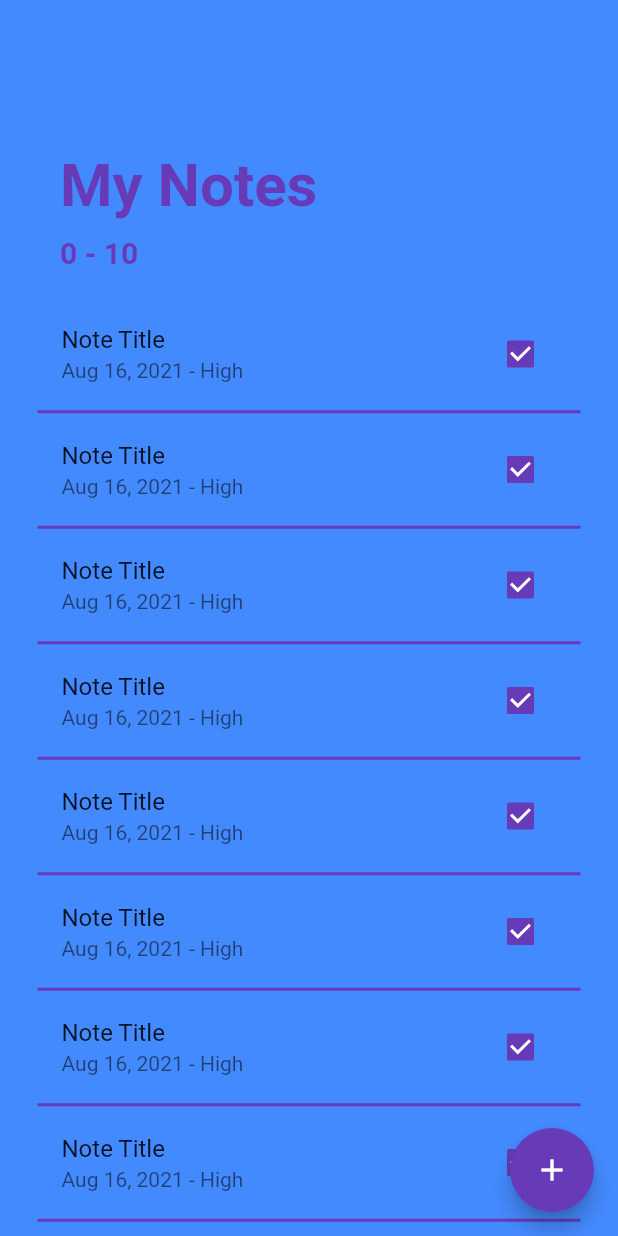
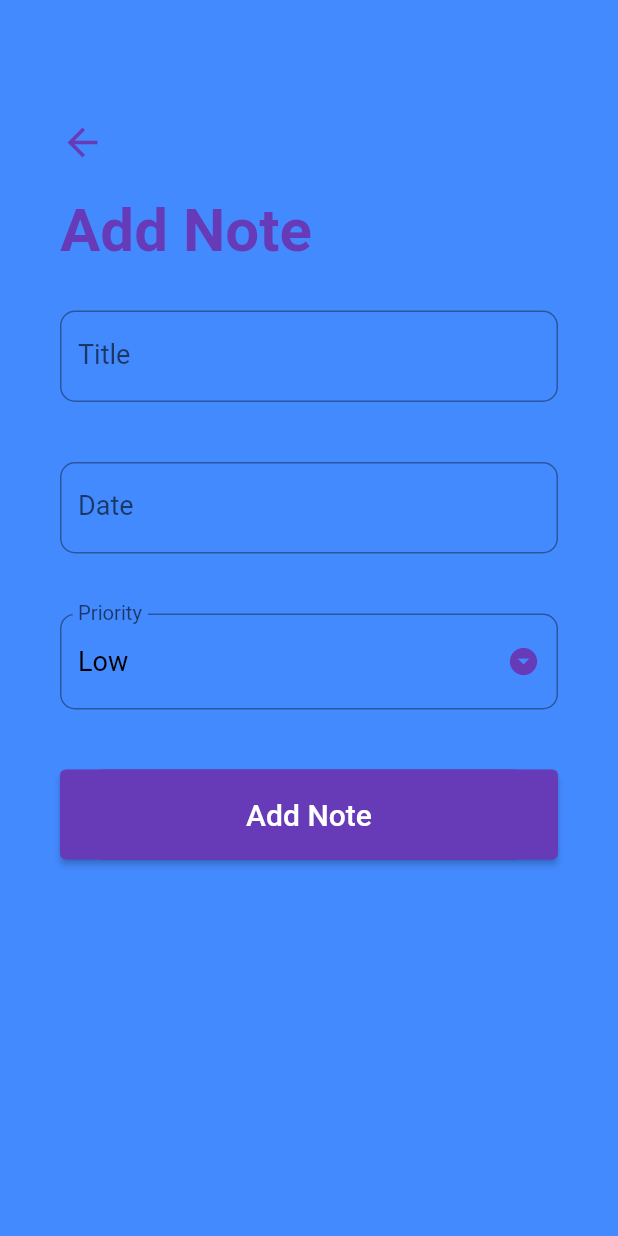
Before and after one commit to athoslabs/sqlite_todo, a Flutter app: the screen it shows after launch, after a tap on the "add" icon, on a phone screen of 412 x 824 dp. Run offline on Flutter 3.47's test engine with Material 2 defaults, Android fonts, the phone set to English and light mode, and no system bars; our stand-ins replace sqflite; accounts and stored records are empty.

Commit message:
Added add_note screen and note model

```diff
--- /dev/null
+++ b/lib/database/database.dart
@@ -0,0 +1,98 @@
+import 'dart:io';
+
+import 'package:path_provider/path_provider.dart';
+import 'package:sqflite/sqflite.dart';
+
+import '../models/note_model.dart';
+
+class DatabaseHelper {
+  static final DatabaseHelper instance = DatabaseHelper._instance();
+
+  static Database? _db = null;
+
+  DatabaseHelper._instance();
+
+  String noteTable = 'note_table';
+  String colId = 'id';
+  String colTitle = 'title';
+  String colDate = 'date';
+  String colPriority = 'priority';
+  String colStatus = 'status';
+
+
+  Future<Database?> get db async {
+    if (_db == null) {
+      _db = await _initDb();
+    }
+    return _db;
+  }
+
+  Future<Database> _initDb() async {
+    Directory dir = await getApplicationDocumentsDirectory();
+    String path = dir.path + 'todo_list.db';
+    final todoListDB = await openDatabase(
+      path, version: 1, onCreate: _createDb
+    );
+    return todoListDB;
+
+  }
+
+  void _createDb(Database db, int version) async {
+    await db.execute(
+      'CREATE TABLE $noteTable($colId INTEGER PRIMARY KEY AUTOINCREMENT, $colTitle TEXT, $colDate TEXT, $colPriority TEXT, $colStatus INTEGER)'
+    );
+  }
+
+  Future<List<Map<String, dynamic>>> getNoteMapList() async {
+    Database? db = await this.db;
+    final List<Map<String, dynamic>> result = await db!.query(noteTable);
+    return result;
+  }
+
+  Future<List<Note>> getNoteList() async {
+    final List<Map<String, dynamic>> noteMapList = await getNoteMapList();
+
+    final List<Note> noteList = [];
+
+    noteMapList.forEach((noteMap) {
+      noteList.add(Note.fromMap(noteMap));
+    });
+    noteList.sort((noteA, noteB) => noteA.date!.compareTo(noteB.date!));
+
+    return noteList;
+  }
+
+  Future<int> insertNote(Note note) async {
+    Database? db = await this.db;
+    final int result = await db!.update(
+        noteTable,
+        note.toMap(),
+        where: '$colId = ?',
+      whereArgs: [note.id],
+    );
+    return result;
+  }
+
+  Future<int> updateNote(Note note) async {
+    Database? db = await this.db;
+    final int result = await db!.update(
+      noteTable,
+      note.toMap(),
+      where: '$colId = ?',
+      whereArgs: [note.id],
+    );
+    return result;
+  }
+
+  Future<int> deleteNote(int id) async {
+    Database? db = await this.db;
+    final int result = await db!.delete(
+      noteTable,
+      where: '$colId = ?',
+      whereArgs: [id],
+    );
+    return result;
+  }
+
+
+}
--- a/lib/main.dart
+++ b/lib/main.dart
@@ -17,7 +17,7 @@ class MyApp extends StatelessWidget {
       theme: ThemeData(
         primarySwatch: Colors.deepPurple,
       ),
-      home: const HomeScreen(),
+      home: HomeScreen(),
     );
   }
 }
--- /dev/null
+++ b/lib/models/note_model.dart
@@ -0,0 +1,35 @@
+class Note {
+  int? id;
+  String? title;
+  DateTime? date;
+  String? priority;
+  int? status;
+
+  Note({this.title, this.date, this.priority, this.id});
+
+  Note.withId({this.id, this.title, this.date, this.priority, this.status});
+
+  Map<String, dynamic> toMap() {
+    final map = Map<String, dynamic>();
+
+    if(id != null) {
+      map['id'] = id;
+    }
+
+    map['title'] = title;
+    map['date'] = date!.toIso8601String();
+    map['priority'] = priority;
+    map['status'] = status;
+    return map;
+  }
+
+  factory Note.fromMap(Map<String, dynamic> map) {
+    return Note.withId(
+      id: map['id'],
+      title: map['title'],
+      date: DateTime.parse(map['date']),
+      priority: map['priority'],
+      status: map['status'],
+    );
+  }
+}
--- /dev/null
+++ b/lib/screens/add_note_screen.dart
@@ -0,0 +1,179 @@
+import 'package:flutter/material.dart';
+import 'package:intl/intl.dart';
+import 'package:sqlite_todo/screens/home_screen.dart';
+
+class AddNoteScreen extends StatefulWidget {
+  const AddNoteScreen({Key? key}) : super(key: key);
+
+  @override
+  State<AddNoteScreen> createState() => _AddNoteScreenState();
+}
+
+class _AddNoteScreenState extends State<AddNoteScreen> {
+
+  final _formKey = GlobalKey<FormState>();
+  String _title = '';
+  String _priority = 'Low';
+  DateTime _date = DateTime.now();
+  String btnText = 'Add Note';
+  String titleText = 'Add Note';
+
+  TextEditingController _dateController = TextEditingController();
+
+  final DateFormat _dateFormatter = DateFormat('MMM dd, yyyy');
+  final List<String> _priorities = ['Low', 'Medium', 'High'];
+
+  _handleDatePicker() async {
+    final DateTime? date = await showDatePicker(
+        context: context,
+        initialDate: _date,
+        firstDate: DateTime(2000),
+        lastDate: DateTime(2100),
+    );
+    if (date != null && date != _date) {
+      setState(() {
+        _date = date;
+      });
+      _dateController.text = _dateFormatter.format(date);
+    }
+  }
+
+  _submit() {
+
+  }
+
+
+  @override
+  Widget build(BuildContext context) {
+    return Scaffold(
+      backgroundColor: Colors.blueAccent,
+      body: GestureDetector(
+        onTap: () => FocusScope.of(context).unfocus(),
+        child: SingleChildScrollView(
+          child: Container(
+            padding: EdgeInsets.symmetric(horizontal: 40.0, vertical: 80.0),
+            child: Column(
+              crossAxisAlignment: CrossAxisAlignment.start,
+              children: <Widget>[
+                GestureDetector(
+                  onTap: () => Navigator.pushReplacement(context, MaterialPageRoute(builder: (_) => HomeScreen(),)),
+                  child: Icon(
+                    Icons.arrow_back,
+                    size: 30.0,
+                    color: Theme.of(context).primaryColor,
+                  ),
+                ),
+                const SizedBox(height: 20.0,),
+                Text(
+                  titleText,
+                  style: const TextStyle(
+                    color: Colors.deepPurple,
+                    fontSize: 40.0,
+                    fontWeight: FontWeight.bold
+                  ),
+                ),
+                const SizedBox(height: 10.0,),
+                Form(
+                  key: _formKey,
+                  child: Column(
+                    children: [
+                      Padding(
+                          padding: const EdgeInsets.symmetric(vertical: 20.0),
+                        child: TextFormField(
+                          style: const TextStyle(fontSize: 18.0),
+                          decoration: InputDecoration(
+                            labelText: 'Title',
+                            labelStyle: const TextStyle(fontSize: 18.0),
+                            border: OutlineInputBorder(
+                              borderRadius: BorderRadius.circular(10.0),
+                            )
+                          ),
+                          validator: (input) =>
+                              input!.trim().isEmpty ? 'Please enter a note title' : null,
+                          onSaved: (input) => _title = input!,
+                          initialValue: _title,
+                        ),
+                      ),
+                      Padding(
+                        padding: EdgeInsets.symmetric(vertical: 20.0),
+                        child: TextFormField(
+                          readOnly: true,
+                          controller: _dateController,
+                          style: TextStyle(fontSize: 18.0),
+                          onTap: _handleDatePicker,
+                          decoration: InputDecoration(
+                              labelText: 'Date',
+                              labelStyle: TextStyle(fontSize: 18.0),
+                              border: OutlineInputBorder(
+                                borderRadius: BorderRadius.circular(10.0),
+                              )
+                          ),
+                        ),
+                      ),
+                      Padding(
+                        padding: EdgeInsets.symmetric(vertical: 20.0),
+                        child: DropdownButtonFormField(
+                          isDense: true,
+                          icon: Icon(Icons.arrow_drop_down_circle),
+                          iconSize: 22.0,
+                          iconEnabledColor: Theme.of(context).primaryColor,
+
+                          items: _priorities.map((String priority){
+                            return DropdownMenuItem(
+                              value: priority,
+                              child: Text(
+                                priority,
+                                style: TextStyle(
+                                  color: Colors.black,
+                                  fontSize: 18.0,
+                                ),
+                              ),
+                            );
+                          }).toList(),
+                          style: TextStyle(fontSize: 18.0),
+                          decoration: InputDecoration(
+                            labelText: 'Priority',
+                            labelStyle: TextStyle(fontSize: 18.0),
+                            border: OutlineInputBorder(
+                              borderRadius: BorderRadius.circular(10.0),
+                            )
+                          ),
+                          validator: (input) => _priority == null ? 'Please select a priority level' : null,
+                          onChanged: (value){
+                            setState(() {
+                              _priority = value.toString();
+                            });
+                          },
+                          value: _priority,
+                        ),
+                      ),
+                      Container(
+                        margin: EdgeInsets.symmetric(vertical: 20.0),
+                        height: 60.0,
+                        width: double.infinity,
+                        decoration: BoxDecoration(
+                          color: Theme.of(context).primaryColor,
+                          borderRadius: BorderRadius.circular(30.0),
+                        ),
+                        child: ElevatedButton(
+                          child: Text(
+                            btnText,
+                            style: TextStyle(
+                              color: Colors.white,
+                              fontSize: 20.0,
+                            ),
+                          ),
+                          onPressed: _submit,
+                        ),
+                      ),
+                    ],
+                  ),
+                )
+              ],
+            ),
+          ),
+        ),
+      ),
+    );
+  }
+}
--- a/lib/screens/home_screen.dart
+++ b/lib/screens/home_screen.dart
@@ -1,7 +1,14 @@
+
+import 'package:flutter/cupertino.dart';
 import 'package:flutter/material.dart';
+import 'package:intl/intl.dart';
+import 'package:sqflite/sqflite.dart';
+import 'package:sqlite_todo/database/database.dart';
+import 'package:sqlite_todo/models/note_model.dart';
+
+import 'add_note_screen.dart';
 
 class HomeScreen extends StatefulWidget {
-  const HomeScreen({Key? key}) : super(key: key);
 
   @override
   _HomeScreenState createState() => _HomeScreenState();
@@ -9,23 +16,62 @@ class HomeScreen extends StatefulWidget {
 
 class _HomeScreenState extends State<HomeScreen> {
 
-  Widget _buildNote(int index) {
+  late Future<List<Note>> _noteList;
+
+  final DateFormat _dateFormatter = DateFormat('MMM dd, yyyy');
+
+  DatabaseHelper _databaseHelper = DatabaseHelper.instance;
+
+  @override
+  void initState(){
+    super.initState();
+    _updateNoteList();
+  }
+
+  _updateNoteList(){
+    _noteList = DatabaseHelper.instance.getNoteList();
+  }
+
+
+  Widget _buildNote(Note note){
     return Padding(
-      padding: const EdgeInsets.symmetric(horizontal: 25.0),
+      padding: EdgeInsets.symmetric(horizontal: 25.0),
       child: Column(
-        children: <Widget>[
+        children: [
           ListTile(
-            title: const Text('Note Title'),
-            subtitle: const Text('Aug 16, 2021 - High'),
+            title: Text(note.title!, style: TextStyle(
+                fontSize: 18.0,
+                color: Colors.white,
+                decoration: note.status == 0
+                    ? TextDecoration.none
+                    : TextDecoration.lineThrough
+            ),
+            ),
+            subtitle: Text('${_dateFormatter.format(note.date!)} - ${note.priority}', style: TextStyle(
+                fontSize: 15.0,
+                color: Colors.white,
+                decoration: note.status == 0
+                    ? TextDecoration.none
+                    : TextDecoration.lineThrough
+            ),),
             trailing: Checkbox(
-              onChanged: (value) {
-                print(value);
+              onChanged: (value){
+                note.status = value! ? 1 : 0;
+                DatabaseHelper.instance.updateNote(note);
+                _updateNoteList();
+                Navigator.pushReplacement(context, MaterialPageRoute(builder: (_) => HomeScreen()));
               },
               activeColor: Theme.of(context).primaryColor,
-              value: true,
+              value: note.status == 1 ? true : false,
+            ),
+            onTap: () => Navigator.push(context, CupertinoPageRoute(builder: (_) => AddNoteScreen(
+              // updateNoteList: _updateNoteList(),
+              // note: note,
             ),
             ),
-          const Divider(height: 5.0, color: Colors.deepPurple, thickness: 2.0,),
+            ),
+          ),
+          Divider(height: 5.0, color: Colors.deepPurple, thickness: 2.0,),
         ],
       ),
     );
@@ -37,20 +83,36 @@ class _HomeScreenState extends State<HomeScreen> {
       backgroundColor: Colors.blueAccent,
       floatingActionButton: FloatingActionButton(
         backgroundColor: Theme.of(context).primaryColor,
-        onPressed: () {},
-        child: const Icon(Icons.add),
+        onPressed: (){
+          Navigator.push(context, CupertinoPageRoute(builder: (_) => AddNoteScreen(
+            // updateNoteList: _updateNoteList,
+          ),));
+        },
+        child: Icon(Icons.add),
       ),
-      body: ListView.builder(
+      body: FutureBuilder(
+          future: _noteList,
+          builder: (context, AsyncSnapshot snapshot) {
+            if(!snapshot.hasData){
+              return Center(
+                child: CircularProgressIndicator(),
+              );
+            }
+
+            final int completedNoteCount = snapshot.data!.where((Note note) => note.status ==1).toList().length;
+
+            return ListView.builder(
                 padding: const EdgeInsets.symmetric(vertical: 80.0),
-          itemCount: 10,
+                itemCount: int.parse(snapshot.data!.length.toString()) + 1,
                 itemBuilder: (BuildContext context, int index) {
-            if(index == 0) {
+                  if (index == 0) {
                     return Padding(
-                padding: const EdgeInsets.symmetric(horizontal: 40.0, vertical: 20.0),
+                      padding: const EdgeInsets.symmetric(
+                          horizontal: 40.0, vertical: 20.0),
                       child: Column(
                         crossAxisAlignment: CrossAxisAlignment.start,
-                  children: const [
-                    Text(
+                        children: <Widget>[
+                          const Text(
                             'My Notes',
                             style: TextStyle(
                               color: Colors.deepPurple,
@@ -58,10 +120,10 @@ class _HomeScreenState extends State<HomeScreen> {
                               fontWeight: FontWeight.bold,
                             ),
                           ),
-                    SizedBox(height: 10.0,),
+                          const SizedBox(height: 10.0,),
                           Text(
-                      '0 - 10',
-                      style: TextStyle(
+                            '$completedNoteCount of ${snapshot.data.length}',
+                            style: const TextStyle(
                               color: Colors.deepPurple,
                               fontSize: 20.0,
                               fontWeight: FontWeight.w600,
@@ -71,7 +133,9 @@ class _HomeScreenState extends State<HomeScreen> {
                       ),
                     );
                   }
-            return _buildNote(index);
+                  return _buildNote(snapshot.data![index - 1]);
+                }
+            );
           }
       ),
     );
```
Lines whose indentation alone changed are shown as unchanged.
